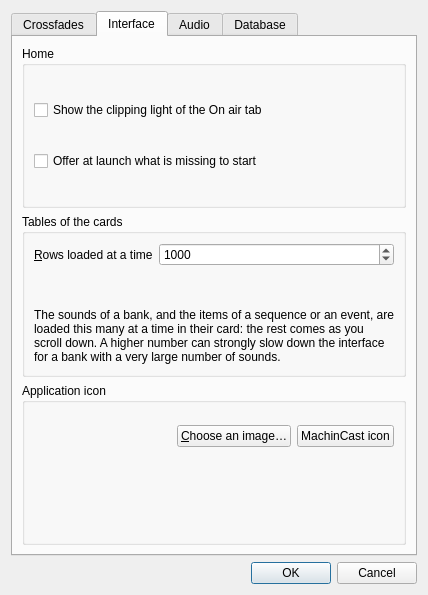
The window that src/machincast/interface/ui/preferences.ui (dascritch/machincast) describes before a commit, drawn with Qt 5.
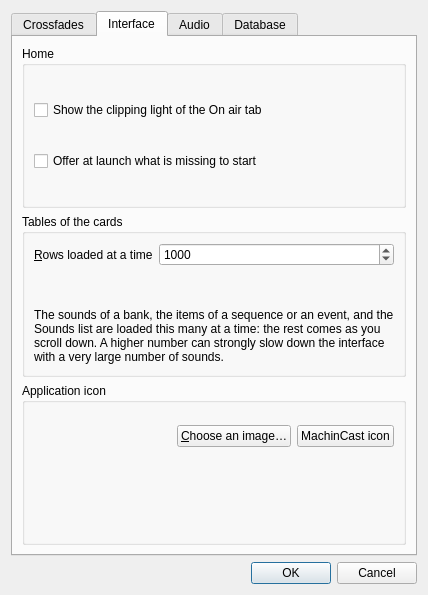
The same window after the commit. The open tabs and pages were chosen to show the change.

Diff of the .ui file:
```diff
--- a/src/machincast/interface/ui/preferences.ui
+++ b/src/machincast/interface/ui/preferences.ui
@@ -302,7 +302,7 @@
           <item>
            <widget class="QLabel" name="table_rows_explanation">
             <property name="text">
-             <string>The sounds of a bank, and the items of a sequence or an event, are loaded this many at a time in their card: the rest comes as you scroll down. A higher number can strongly slow down the interface for a bank with a very large number of sounds.</string>
+             <string>The sounds of a bank, the items of a sequence or an event, and the Sounds list are loaded this many at a time: the rest comes as you scroll down. A higher number can strongly slow down the interface with a very large number of sounds.</string>
             </property>
             <property name="wordWrap">
              <bool>true</bool>
```
